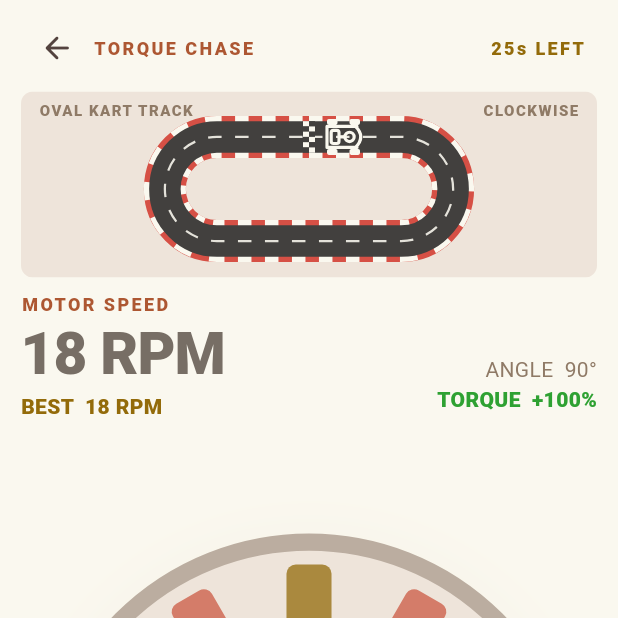
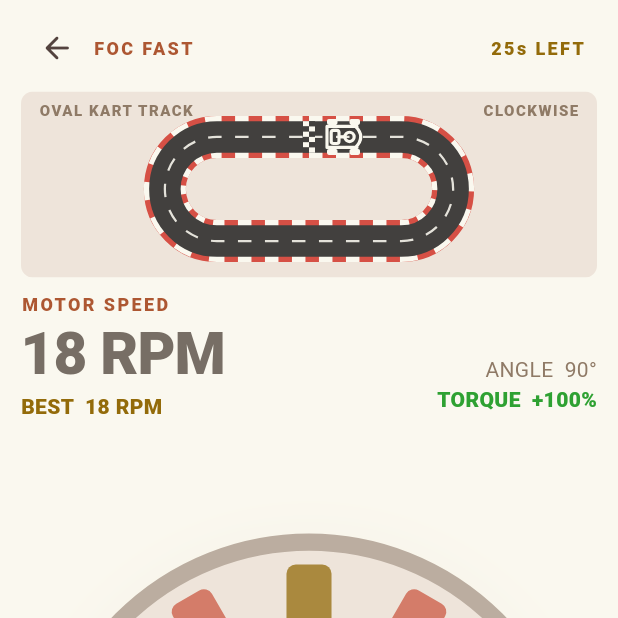
Before and after one commit to JoaoPedra-AMDG/FOC-game, a Flutter app: the screen it shows after launch, after a tap on "PLAY", on a phone screen of 412 x 824 dp, the top half of it. Run offline on Flutter 3.47's test engine with Material 3 defaults, Android fonts, the phone set to English and light mode, and no system bars.

Commit message:
Rename game display name to FOC FAST

```diff
--- a/lib/app.dart
+++ b/lib/app.dart
@@ -15,7 +15,7 @@ class TorqueChaseApp extends StatelessWidget {
 
   @override
   Widget build(BuildContext context) => MaterialApp(
-    title: 'Torque Chase',
+    title: 'FOC FAST',
     debugShowCheckedModeBanner: false,
     theme: gameTheme(),
     home: const _AppShell(),
--- a/lib/screens/game_screen.dart
+++ b/lib/screens/game_screen.dart
@@ -37,7 +37,7 @@ class GameScreen extends StatelessWidget {
                                 icon: const Icon(Icons.arrow_back_rounded),
                               ),
                               Text(
-                                'TORQUE CHASE',
+                                'FOC FAST',
                                 style: Theme.of(context).textTheme.labelLarge,
                               ),
                               const Spacer(),
```
Also changed, not shown: 3 other files.
